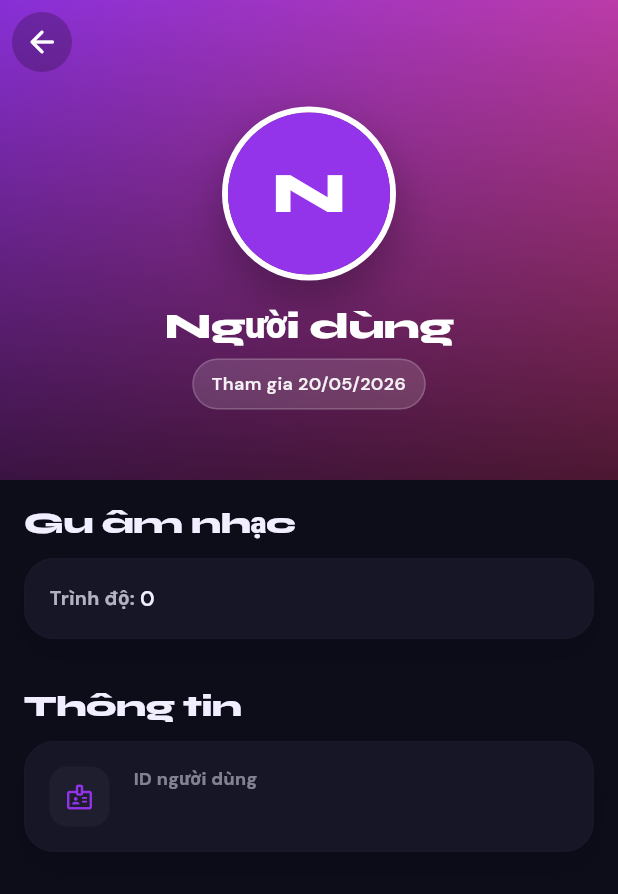
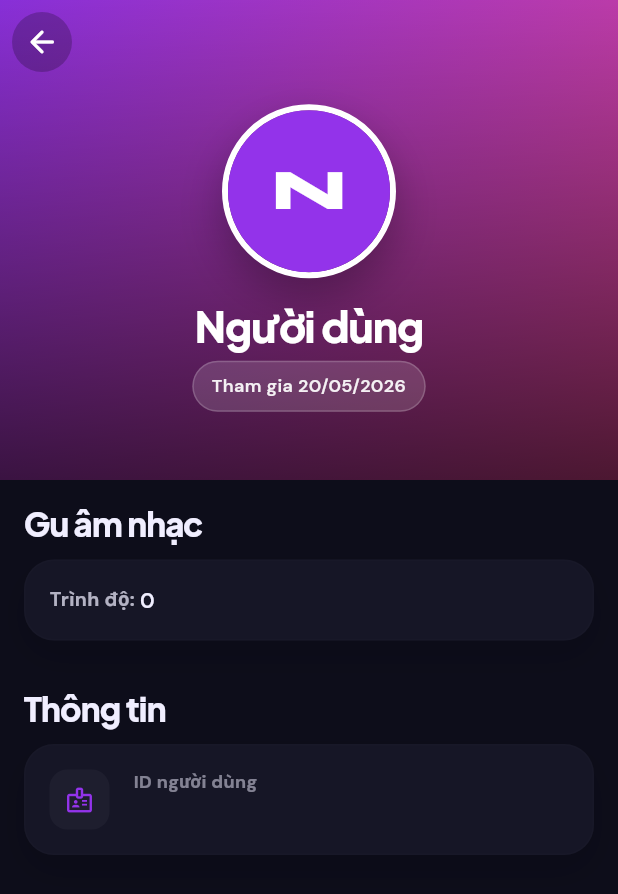
Before and after one commit to anhbabao-binhduong/music-app-new, a Flutter app: the _ProfileContent widget shown alone on an empty page, opened directly with empty values, on a phone screen of 412 x 824 dp. Shown: the top 894 px of the screen. Run offline on Flutter 3.47's test engine with Material 3 defaults, Android fonts, the phone set to English and light mode, and no system bars; our stand-ins replace audio_service, cached_network_image, dartz, equatable, file_picker, fl_chart and 12 more; missing offline and left inert: audio_session; accounts and stored records are empty; network calls fail.

Commit message:
fix fonts

```diff
--- a/lib/pages/user_search/user_profile_view_page.dart
+++ b/lib/pages/user_search/user_profile_view_page.dart
@@ -270,11 +270,11 @@ class _ProfileContentState extends State<_ProfileContent> {
                                 maxLines: 2,
                                 overflow: TextOverflow.ellipsis,
                                 textAlign: TextAlign.center,
-                                style: GoogleFonts.syne(
-                                  fontSize: 24,
-                                  fontWeight: FontWeight.w800,
-                                  height: 1.15,
-                                  letterSpacing: -0.4,
+                                style: GoogleFonts.plusJakartaSans(
+                                  fontSize: 28,
+                                  fontWeight: FontWeight.w900,
+                                  height: 1.1,
+                                  letterSpacing: -0.6,
                                   color: Colors.white,
                                 ),
                               ),
@@ -672,11 +672,11 @@ class _SectionTitle extends StatelessWidget {
 
     return Text(
       title,
-      style: GoogleFonts.syne(
-        fontSize: 20,
-        fontWeight: FontWeight.w800,
-        height: 1.2,
-        letterSpacing: -0.3,
+      style: GoogleFonts.plusJakartaSans(
+        fontSize: 22,
+        fontWeight: FontWeight.w900,
+        height: 1.15,
+        letterSpacing: -0.5,
         color: scheme.onSurface,
       ),
     );
@@ -765,11 +765,11 @@ class _StatCard extends StatelessWidget {
             value.toString(),
             maxLines: 1,
             overflow: TextOverflow.ellipsis,
-            style: GoogleFonts.syne(
-              fontSize: 20,
-              fontWeight: FontWeight.w800,
-              height: 1.1,
-              letterSpacing: -0.3,
+            style: GoogleFonts.plusJakartaSans(
+              fontSize: 24,
+              fontWeight: FontWeight.w900,
+              height: 1.0,
+              letterSpacing: -0.5,
               color: scheme.onSurface,
             ),
           ),
```
